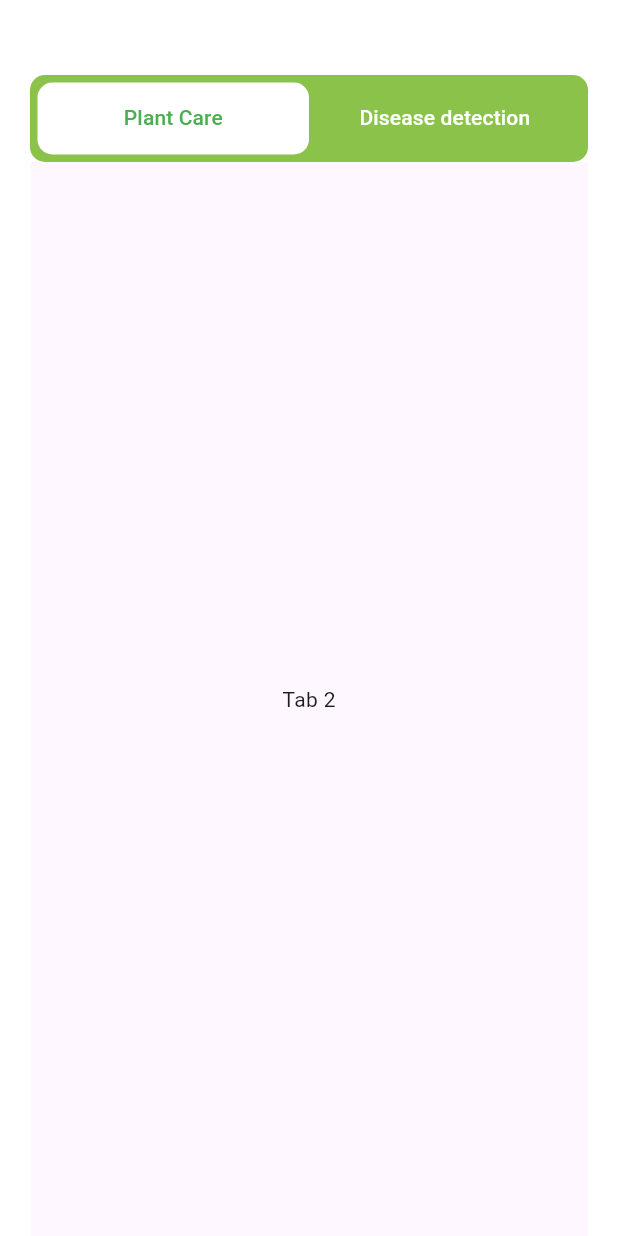
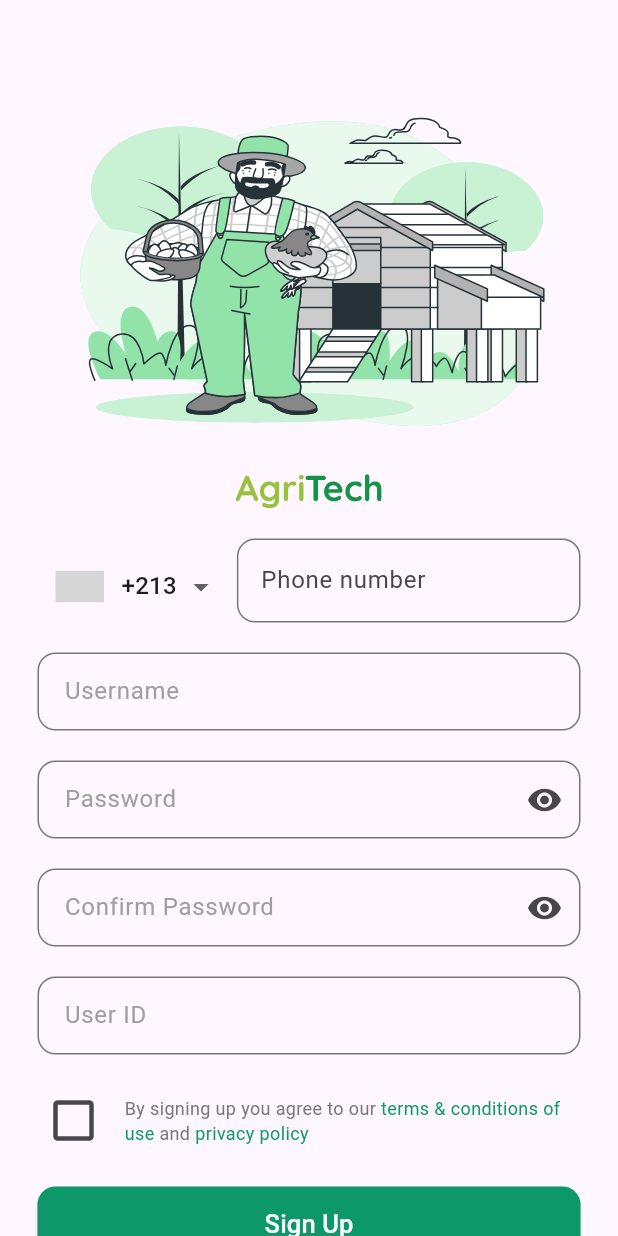
Before and after one commit to we-farm-io/_front, a Flutter app: the screen it shows after launch, on a phone screen of 412 x 824 dp. Run offline on Flutter 3.47's test engine with Material 3 defaults, Android fonts, the phone set to English and light mode, and no system bars; drawn by our look-alikes of intl_phone_number_input; our stand-ins replace flutter_speed_dial, flutter_svg, image_picker, shared_preferences, smooth_page_indicator; Roboto replaces fonts that are missing (Poppins); grey boxes are pictures that could not be loaded.

Commit message:
added login and signup pages

```diff
--- /dev/null
+++ b/lib/features/authentication/models.authentication/authentication_models.dart
@@ -0,0 +1,101 @@
+// here are the models declared for state management for authentification
+
+import 'package:flutter/material.dart';
+import 'package:smart_farm/views/home_page.dart';
+
+class UserViewModel with ChangeNotifier {
+  String? username;
+  String? password;
+  String? phonenumber;
+  String? id;
+  String? errorMessage;
+
+  void setLoginCredentials(String username, String password) {
+    this.username = username;
+    this.password = password;
+    errorMessage = null;
+    notifyListeners();
+  }
+
+  void setSignUpCredentials(
+      String phonenumber, String username, String password, String id) {
+    this.phonenumber = phonenumber;
+    this.username = username;
+    this.password = password;
+    this.id = id;
+    errorMessage = null;
+    notifyListeners();
+  }
+
+  void setPhoneNumber(String phonenumber) {
+    this.phonenumber = phonenumber;
+    errorMessage = null;
+    notifyListeners();
+  }
+
+  void setErrorMessage(String message) {
+    errorMessage = message;
+    notifyListeners();
+  }
+
+
+void loginProvider(
+  BuildContext context,
+  UserViewModel userViewModel,{
+  required String username,
+  required String password,
+}) async {
+  FocusManager.instance.primaryFocus?.unfocus();
+
+  if (username.isNotEmpty && password.isNotEmpty) { // replace with actual verification
+    // API implementation + errors managing
+    userViewModel.setLoginCredentials(username, password);
+    Navigator.push(
+      context,
+      MaterialPageRoute(builder: (context) => const HomePage()),
+    );
+  } else {
+    ScaffoldMessenger.of(context).showSnackBar(
+      const SnackBar(
+        content: Text('Username or pasword is incorrect'),
+      ),
+    );
+  }
+}
+
+void signUpProvider(BuildContext context, UserViewModel userViewModel,
+    {required String phonenumber,
+    required String username,
+    required String password,
+    required String id}) async {
+  FocusManager.instance.primaryFocus?.unfocus();
+
+  if (phonenumber.isNotEmpty &&
+      username.isNotEmpty &&
+      password.isNotEmpty &&
+      id.isNotEmpty) { // replace with actual verification
+    // API implementation + errors managing
+    userViewModel.setSignUpCredentials(phonenumber, username, password, id);
+    Navigator.push(
+      context,
+      MaterialPageRoute(builder: (context) => const HomePage()),
+    );
+  }
+}
+
+void changePasswordProvider(BuildContext context, UserViewModel userViewModel,
+    {required String phonenumber}) async {
+  FocusManager.instance.primaryFocus?.unfocus();
+
+  if (phonenumber.isNotEmpty) { // replace with actual verification
+    // API implementation (sending OTP) + errors managing
+    userViewModel.setPhoneNumber(phonenumber);
+    //Navigator.push(
+      //context,
+      //MaterialPageRoute(
+        //builder: (context) => ChangePasswordPage2(phonenumber: phonenumber),
+      //),
+    //);
+  }
+}
+}
--- /dev/null
+++ b/lib/features/authentication/screens/auth.screens/sign_up.dart
@@ -0,0 +1,277 @@
+import 'package:flutter/material.dart';
+import 'package:flutter_svg/flutter_svg.dart';
+import 'package:intl_phone_number_input/intl_phone_number_input.dart';
+import 'package:provider/provider.dart';
+import 'package:smart_farm/features/authentication/models.authentication/authentication_models.dart';
+import 'package:smart_farm/features/authentication/screens/auth.screens/login_page.dart';
+import 'package:smart_farm/pallete.dart';
+import 'package:smart_farm/widgets/custom_button.dart';
+import 'package:smart_farm/widgets/custom_textformfield.dart';
+
+class SignUpPage extends StatefulWidget {
+  const SignUpPage({super.key});
+
+  @override
+  State<SignUpPage> createState() => _SignUpPageState();
+}
+
+class _SignUpPageState extends State<SignUpPage> {
+  final TextEditingController usernameController = TextEditingController();
+  final TextEditingController passwordController1 = TextEditingController();
+  final TextEditingController passwordController2 = TextEditingController();
+  final TextEditingController phoneController = TextEditingController();
+  final TextEditingController idController = TextEditingController();
+
+  bool _checked = false;
+  bool _hidePassword1 = true;
+  bool _hidePassword2 = true;
+
+  @override
+  Widget build(BuildContext context) {
+    final userViewModel = Provider.of<UserViewModel>(context);
+
+    return Consumer<UserViewModel>(
+      builder:(context, value, child) =>
+      SafeArea(
+        child: Scaffold(
+          appBar: AppBar(),
+          body: SingleChildScrollView(
+            child: Column(
+              mainAxisAlignment: MainAxisAlignment.center,
+              children: [
+                SvgPicture.asset('assets/images/authentication_images/signup.svg', height: 240),
+                const SizedBox(height: 20),
+                SvgPicture.asset('assets/logos/AgriTech.svg'),
+                const SizedBox(height: 20),
+                Container(
+                  padding: const EdgeInsets.symmetric(horizontal: 25),
+                  child: Form(
+                    child: Column(
+                      children: [
+                        InternationalPhoneNumberInput(
+                          onInputChanged: (PhoneNumber number) {},
+                          selectorConfig: const SelectorConfig(
+                            selectorType: PhoneInputSelectorType.DROPDOWN,
+                          ),
+                          textFieldController: phoneController,
+                          initialValue: PhoneNumber(isoCode: 'DZ'),
+                          keyboardType: const TextInputType.numberWithOptions(
+                              signed: true, decimal: true),
+                          inputBorder: OutlineInputBorder(
+                            borderRadius: BorderRadius.circular(12),
+                          ),
+                        ),
+                        const SizedBox(height: 20),
+                        CustomTextFormField(
+                            hintText: 'Enter your username',
+                            labelText: 'Username',
+                            controller: usernameController),
+                        const SizedBox(height: 20),
+                        TextFormField(
+                          controller: passwordController1,
+                          validator: (value) {
+                            if (value == null || value.isEmpty) {
+                              return 'This field is required';
+                            }
+                            return null;
+                          },
+                          obscureText: _hidePassword1,
+                          decoration: InputDecoration(
+                            suffixIcon: IconButton(
+                              onPressed: () {
+                                setState(() {
+                                  _hidePassword1 = !_hidePassword1;
+                                });
+                              },
+                              icon: Icon(_hidePassword1
+                                  ? Icons.visibility
+                                  : Icons.visibility_off),
+                            ),
+                            border: OutlineInputBorder(
+                              borderRadius: BorderRadius.circular(12),
+                            ),
+                            hintText: 'Enter your password',
+                            labelText: 'Password',
+                            contentPadding: const EdgeInsets.all(14),
+                            labelStyle: const TextStyle(
+                              fontFamily: 'Poppins',
+                              color: Colors.grey,
+                            ),
+                            focusedBorder: OutlineInputBorder(
+                              borderRadius: BorderRadius.circular(12),
+                              borderSide:
+                                  const BorderSide(color: Pallete.buttonGreen),
+                            ),
+                          ),
+                        ),
+                        const SizedBox(height: 20),
+                        TextFormField(
+                          controller: passwordController2,
+                          validator: (value) {
+                            if (value == null || value.isEmpty) {
+                              return 'This field is required';
+                            } else if (passwordController1.text !=
+                                passwordController2.text) {
+                              return 'Passwords do not match';
+                            }
+                            return null;
+                          },
+                          obscureText: _hidePassword2,
+                          decoration: InputDecoration(
+                            suffixIcon: IconButton(
+                              onPressed: () {
+                                setState(() {
+                                  _hidePassword2 = !_hidePassword2;
+                                });
+                              },
+                              icon: Icon(_hidePassword2
+                                  ? Icons.visibility
+                                  : Icons.visibility_off),
+                            ),
+                            border: OutlineInputBorder(
+                              borderRadius: BorderRadius.circular(12),
+                            ),
+                            hintText: 'Enter your password',
+                            labelText: 'Confirm Password',
+                            contentPadding: const EdgeInsets.all(14),
+                            labelStyle: const TextStyle(
+                              fontFamily: 'Poppins',
+                              color: Colors.grey,
+                            ),
+                            focusedBorder: OutlineInputBorder(
+                              borderRadius: BorderRadius.circular(12),
+                              borderSide:
+                                  const BorderSide(color: Pallete.buttonGreen),
+                            ),
+                          ),
+                        ),
+                        const SizedBox(height: 20),
+                        CustomTextFormField(
+                            hintText: 'Enter your ID',
+                            labelText: 'User ID',
+                            controller: idController),
+                        const SizedBox(height: 20),
+                      ],
+                    ),
+                  ),
+                ),
+                Container(
+                  padding: const EdgeInsets.symmetric(horizontal: 25),
+                  child: Row(
+                    children: [
+                      Transform.scale(
+                        scale: 1.5,
+                        child: Checkbox(
+                          value: _checked,
+                          onChanged: (value) {
+                            setState(() {
+                              _checked = value ?? false;
+                            });
+                          },
+                          activeColor: Pallete.buttonGreen,
+                        ),
+                      ),
+                      const SizedBox(width: 10),
+                      const Flexible(
+                        child: Text.rich(
+                          TextSpan(
+                            children: [
+                              TextSpan(
+                                text: 'By signing up you agree to our ',
+                                style: TextStyle(
+                                  fontFamily: 'Poppins',
+                                  fontSize: 12,
+                                  color: Color.fromRGBO(121, 116, 126, 1),
+                                ),
+                              ),
+                              TextSpan(
+                                text: 'terms & conditions of use ',
+                                style: TextStyle(
+                                  fontFamily: 'Poppins', fontSize: 12,
+                                  color: Pallete.buttonGreen,
+                                  //decoration: TextDecoration.underline,
+                                ),
+                              ),
+                              TextSpan(
+                                text: 'and',
+                                style: TextStyle(
+                                  fontFamily: 'Poppins',
+                                  fontSize: 12,
+                                  color: Color.fromRGBO(121, 116, 126, 1),
+                                ),
+                              ),
+                              TextSpan(
+                                text: ' privacy policy',
+                                style: TextStyle(
+                                  fontFamily: 'Poppins', fontSize: 12,
+                                  color: Pallete.buttonGreen,
+                                  //decoration: TextDecoration.underline,
+                                ),
+                              ),
+                            ],
+                          ),
+                        ),
+                      ),
+                    ],
+                  ),
+                ),
+                const SizedBox(height: 20),
+                CustomButton(
+                  buttonText: 'Sign Up',
+                  onPressed: () {
+                    if (!_checked) {
+                      ScaffoldMessenger.of(context).showSnackBar(const SnackBar(
+                        content: Text(
+                            'Please accept the terms & conditions to sign up.'),
+                      ));
+                    } else {
+                      final username = usernameController.text.trim();
+                      final password = passwordController1.text.trim();
+                      final phonenumber = phoneController.text.trim();
+                      final id = idController.text.trim();
+
+                      userViewModel.signUpProvider(context, userViewModel,
+                           phonenumber: phonenumber,
+                           username: username,
+                           password: password,
+                           id: id);
+                    }
+                  },
+                ),
+                const SizedBox(height: 12),
+                Row(
+                  mainAxisAlignment: MainAxisAlignment.center,
+                  children: [
+                    const Text(
+                      'Already have an account? ',
+                      style: TextStyle(
+                          fontFamily: 'Poppins',
+                          color: Color.fromRGBO(175, 175, 175, 1)),
+                    ),
+                    GestureDetector(
+                      child: Container(
+                        alignment: Alignment.centerLeft,
+                        child: const Text(
+                          'Log in',
+                          style: TextStyle(
+                              fontFamily: 'Poppins', color: Pallete.buttonGreen),
+                        ),
+                      ),
+                      onTap: () {
+                        Navigator.push(
+                          context,
+                          MaterialPageRoute(builder: (context) => const LoginPage()),
+                        );
+                      },
+                    ),
+                  ],
+                ),
+                const SizedBox(height: 30),
+              ],
+            ),
+          ),
+        ),
+      ),
+    );
+  }
+}
--- a/lib/main.dart
+++ b/lib/main.dart
@@ -1,7 +1,7 @@
 import 'package:flutter/material.dart';
 import 'package:provider/provider.dart';
-// import 'package:shared_preferences/shared_preferences.dart';
-import 'package:smart_farm/views/plant_doc.dart';
+import 'package:smart_farm/features/authentication/models.authentication/authentication_models.dart';
+import 'package:smart_farm/features/authentication/screens/auth.screens/sign_up.dart';
 import 'package:smart_farm/widgets/nav_bar.dart';
 
 void main() => runApp(const MyApp());
@@ -12,11 +12,19 @@
   // This widget is the root of your application.
   @override
   Widget build(BuildContext context) {
-    return const MaterialApp(
+    return MultiProvider(
+      providers: [
+        ChangeNotifierProvider(
+          create: (context) => UserViewModel(),
+        ),
+        ChangeNotifierProvider(
+          create: (context) => BottomNavigationBarProvider(),
+        ),
+      ],
+      child:  const MaterialApp(
         debugShowCheckedModeBanner: false,
         title: 'AgriTech',
-      home:
-      PlantDoc(),
+        home: SignUpPage()
         // FutureBuilder(
         //   future:
         //       SharedPreferences.getInstance(), // Get SharedPreferences instance
@@ -32,10 +40,12 @@
         //       // Decide whether to show onboarding or directly launch homepage
         //       return onboardingCompleted
         //           ? const NavNotifier()
+        //           // ignore: dead_code
         //           : const OnBoarding(); // onboarding is disabled for now
         //     }
         //   },
         // ),
+      ),
     );
   }
 }
--- /dev/null
+++ b/lib/pallete.dart
@@ -0,0 +1,13 @@
+import 'package:flutter/material.dart';
+
+class Pallete{
+  static const Color buttonGreen = Color.fromRGBO(13, 152, 106, 1);
+  static const Color buttonGreen2 = Color.fromRGBO(141, 199, 63, 1);
+  static const Color buttonGrey = Color.fromRGBO(217, 199, 217, 0.45);
+  static const Color lightGreen = Color.fromRGBO(220, 232, 214, 1);
+  static const Color lightGreenAdd = Color.fromRGBO(195, 220, 183, 1);
+  static const Color lightBlue = Color.fromRGBO(195, 212, 217, 1);
+  static const Color lightBlueAdd = Color.fromRGBO(214, 228, 232, 1);
+  static const Color lightYellow = Color.fromRGBO(255, 237, 202, 1);
+  static const Color iconYellow = Color.fromRGBO(238, 208, 52, 1);
+}
--- /dev/null
+++ b/lib/widgets/custom_button.dart
@@ -0,0 +1,43 @@
+import 'package:flutter/material.dart';
+import 'package:smart_farm/pallete.dart';
+
+class CustomButton extends StatelessWidget {
+  final String buttonText;
+  final VoidCallback onPressed;
+
+  const CustomButton({
+    super.key,
+    required this.buttonText,
+    required this.onPressed,
+  });
+
+  @override
+  Widget build(BuildContext context) {
+    return Container(
+      padding: const EdgeInsets.symmetric(horizontal: 25),
+      width: double.infinity,
+      child: ElevatedButton(
+        onPressed: onPressed,
+        style: ButtonStyle(
+          backgroundColor: MaterialStateProperty.all(Pallete.buttonGreen),
+          shape: MaterialStateProperty.all<RoundedRectangleBorder>(
+            RoundedRectangleBorder(
+              borderRadius: BorderRadius.circular(12),
+            ),
+          ),
+        ),
+        child: Container(
+          margin: const EdgeInsets.symmetric(vertical: 13),
+          child: Text(
+            buttonText,
+            style: const TextStyle(
+              fontFamily: 'Poppins',
+              color: Colors.white,
+              fontSize: 17,
+            ),
+          ),
+        ),
+      ),
+    );
+  }
+}
--- /dev/null
+++ b/lib/widgets/custom_textformfield.dart
@@ -0,0 +1,41 @@
+import 'package:flutter/material.dart';
+import 'package:smart_farm/pallete.dart';
+
+class CustomTextFormField extends StatelessWidget {
+  final String hintText;
+  final String labelText;
+  final TextEditingController controller;
+
+  const CustomTextFormField({
+    super.key,
+    required this.hintText,
+    required this.labelText,
+    required this.controller,
+  });
+
+  @override
+  Widget build(BuildContext context) {
+    return TextFormField(
+      controller: controller,
+      validator: (value) {
+                  if (value == null || value.isEmpty) {
+                    return 'This field is required';
+                  }
+                  return null;
+                },
+      decoration: InputDecoration(
+        border: OutlineInputBorder(
+          borderRadius: BorderRadius.circular(12),
+        ),
+        hintText: hintText,
+        labelText: labelText,
+        labelStyle: const TextStyle(fontFamily: 'Poppins', color: Colors.grey),
+        contentPadding: const EdgeInsets.all(14),
+        focusedBorder: OutlineInputBorder(
+          borderRadius: BorderRadius.circular(12),
+          borderSide: const BorderSide(color: Pallete.buttonGreen),
+        ),
+      ),
+    );
+  }
+}
--- a/pubspec.yaml
+++ b/pubspec.yaml
@@ -41,6 +41,7 @@
   shared_preferences: ^2.2.2
   image_picker: ^1.0.7
   flutter_speed_dial: ^7.0.0
+  intl_phone_number_input: ^0.7.4
 
 dev_dependencies:
   flutter_test:
@@ -64,6 +65,7 @@
     - assets/logos/
     - assets/images/
     - assets/images/on_boarding_images/
+    - assets/images/authentication_images/
 
   # The following line ensures that the Material Icons font is
   # included with your application, so that you can use the icons in
```
Also changed, not shown: lib/features/authentication/screens/auth.screens/login_page.dart (added, +185 -0 lines), assets/images/authentication_images/changepass.svg (added), assets/images/authentication_images/changepass2.svg (added), assets/images/authentication_images/changepass4.svg (added), assets/images/authentication_images/login.svg (added), assets/images/authentication_images/signup.svg (added), assets/logos/AgriTech.svg (added), pubspec.lock. Lines whose indentation alone changed are shown as unchanged.
